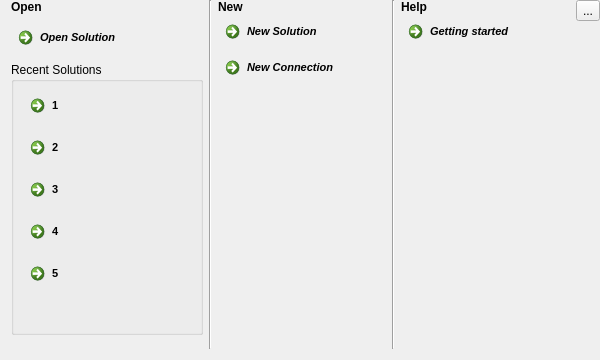
Before: the Qt Designer form MainWindowButtonDialog.ui in fritzone/ddm, drawn with Qt 5.
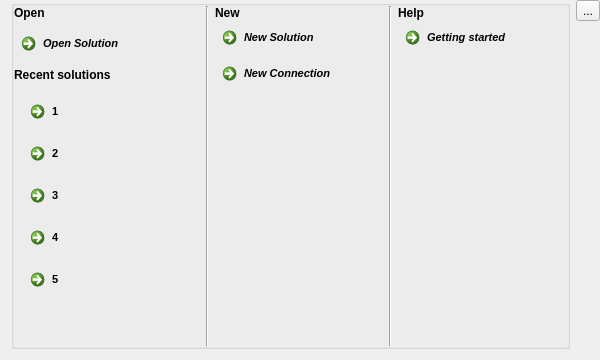
After: the same form once the commit is applied. Icons and pictures are not drawn.

Patch:
```diff
--- a/MainWindowButtonDialog.ui
+++ b/MainWindowButtonDialog.ui
@@ -39,7 +39,13 @@
     <number>0</number>
    </property>
    <item>
-    <widget class="QFrame" name="frame">
+    <widget class="QGroupBox" name="groupBox">
+     <property name="title">
+      <string/>
+     </property>
+     <property name="flat">
+      <bool>false</bool>
+     </property>
      <layout class="QHBoxLayout" name="horizontalLayout">
       <property name="margin">
        <number>0</number>
@@ -85,13 +91,20 @@
          </widget>
         </item>
         <item>
-         <widget class="QGroupBox" name="grpRecent">
-          <property name="title">
-           <string>Recent Solutions </string>
+         <widget class="QLabel" name="label_4">
+          <property name="font">
+           <font>
+            <weight>75</weight>
+            <bold>true</bold>
+           </font>
           </property>
-          <property name="flat">
-           <bool>true</bool>
+          <property name="text">
+           <string>Recent solutions</string>
           </property>
+         </widget>
+        </item>
+        <item>
+         <widget class="QFrame" name="grpRecent">
           <layout class="QVBoxLayout" name="verticalLayout_5">
            <property name="topMargin">
             <number>6</number>
```
Left out of the diff: 144 changed lines with no effect on the pictures.
